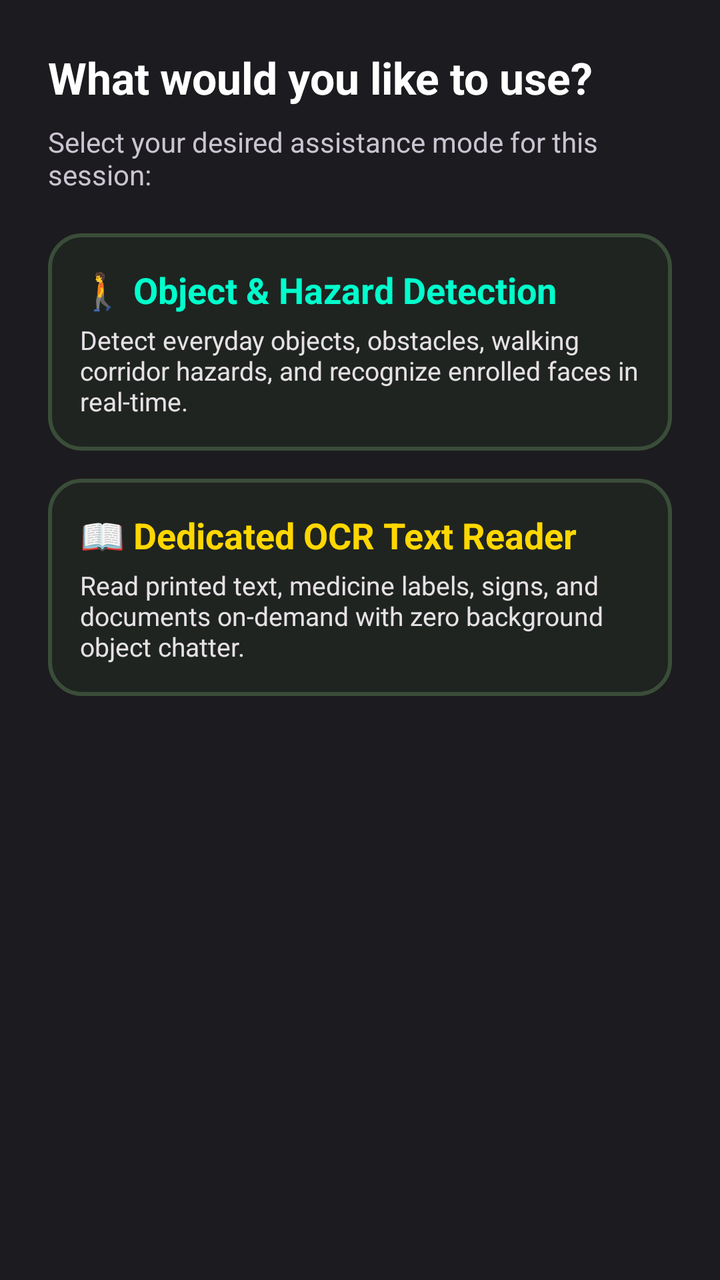
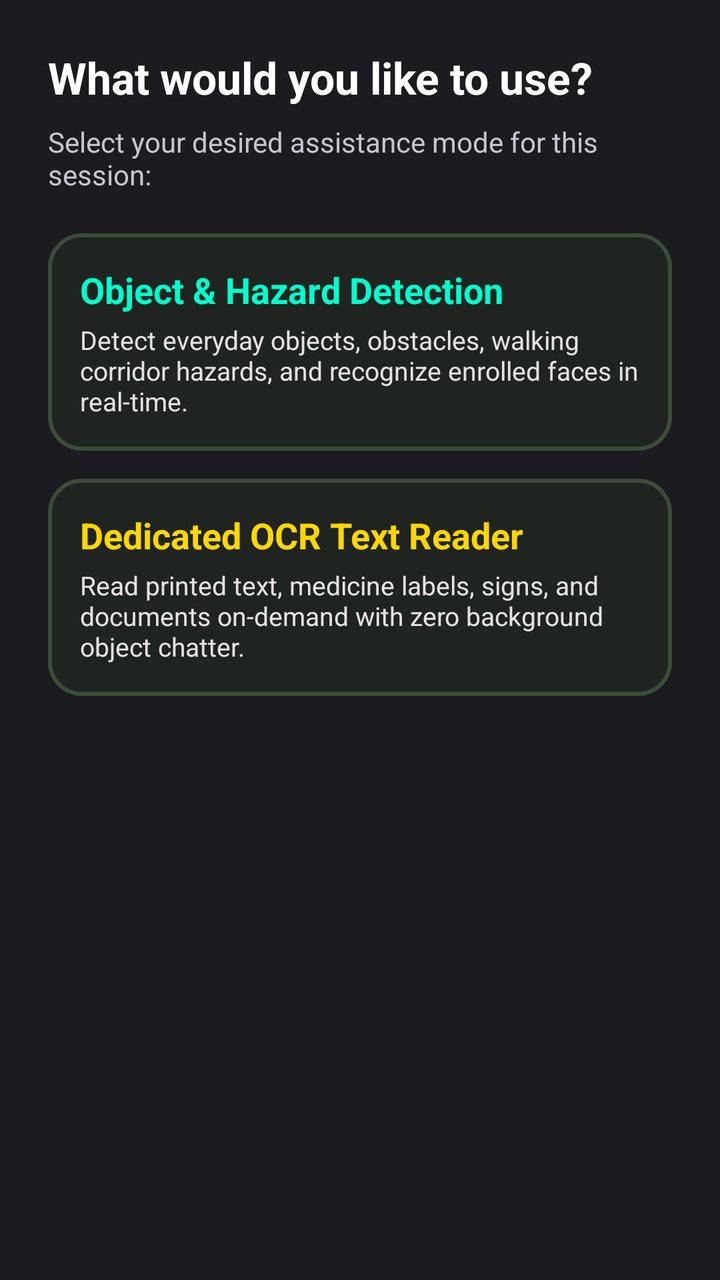

Screens rendered from an Android XML layout before and after an edit, with the pre-edit source and the edit as a unified diff.
<!-- AndroidManifest.xml: application theme Theme.BlindCap -->
<!-- res/layout/dialog_mode_select.xml -->
<?xml version="1.0" encoding="utf-8"?>
<LinearLayout xmlns:android="http://schemas.android.com/apk/res/android"
    android:layout_width="match_parent"
    android:layout_height="wrap_content"
    android:orientation="vertical"
    android:background="#1C1B1F"
    android:padding="24dp">

    <TextView
        android:layout_width="wrap_content"
        android:layout_height="wrap_content"
        android:text="What would you like to use?"
        android:textColor="#FFFFFF"
        android:textSize="22sp"
        android:textStyle="bold"
        android:paddingBottom="8dp" />

    <TextView
        android:layout_width="wrap_content"
        android:layout_height="wrap_content"
        android:text="Select your desired assistance mode for this session:"
        android:textColor="#CAC4D0"
        android:textSize="14sp"
        android:paddingBottom="20dp" />

    
    <LinearLayout
        android:id="@+id/cardOptionObjectNav"
        android:layout_width="match_parent"
        android:layout_height="wrap_content"
        android:orientation="vertical"
        android:background="@drawable/card_mode_bg"
        android:padding="16dp"
        android:layout_marginBottom="14dp"
        android:clickable="true"
        android:focusable="true">

        <TextView
            android:layout_width="wrap_content"
            android:layout_height="wrap_content"
            android:text="🚶 Object &amp; Hazard Detection"
            android:textColor="#00FFCC"
            android:textSize="18sp"
            android:textStyle="bold"
            android:paddingBottom="4dp" />

        <TextView
            android:layout_width="wrap_content"
            android:layout_height="wrap_content"
            android:text="Detect everyday objects, obstacles, walking corridor hazards, and recognize enrolled faces in real-time."
            android:textColor="#E6E1E5"
            android:textSize="13sp" />
    </LinearLayout>

    
    <LinearLayout
        android:id="@+id/cardOptionOcrReader"
        android:layout_width="match_parent"
        android:layout_height="wrap_content"
        android:orientation="vertical"
        android:background="@drawable/card_mode_bg"
        android:padding="16dp"
        android:layout_marginBottom="8dp"
        android:clickable="true"
        android:focusable="true">

        <TextView
            android:layout_width="wrap_content"
            android:layout_height="wrap_content"
            android:text="📖 Dedicated OCR Text Reader"
            android:textColor="#FFD700"
            android:textSize="18sp"
            android:textStyle="bold"
            android:paddingBottom="4dp" />

        <TextView
            android:layout_width="wrap_content"
            android:layout_height="wrap_content"
            android:text="Read printed text, medicine labels, signs, and documents on-demand with zero background object chatter."
            android:textColor="#E6E1E5"
            android:textSize="13sp" />
    </LinearLayout>

</LinearLayout>
<!-- resources referenced by this layout -->
<resources>
  <!-- drawable card_mode_bg (drawable) -->
  <shape xmlns:android="http://schemas.android.com/apk/res/android"
      android:shape="rectangle">
      <solid android:color="#1F2421" />
      <stroke
          android:width="2dp"
          android:color="#3A4D39" />
      <corners android:radius="16dp" />
  </shape>
  <style name="Theme.BlindCap" parent="Theme.MaterialComponents.DayNight.NoActionBar">
          <item name="android:statusBarColor">@color/black</item>
          <item name="android:navigationBarColor">@color/black</item>
      </style>
  <color name="black">#FF000000</color>
</resources>

<!-- the commit's change to res/layout/dialog_mode_select.xml (unified diff, before → after) -->
@@ -38,7 +38,7 @@
         <TextView
             android:layout_width="wrap_content"
             android:layout_height="wrap_content"
-            android:text="🚶 Object &amp; Hazard Detection"
+            android:text="Object &amp; Hazard Detection"
             android:textColor="#00FFCC"
             android:textSize="18sp"
             android:textStyle="bold"
@@ -67,7 +67,7 @@
         <TextView
             android:layout_width="wrap_content"
             android:layout_height="wrap_content"
-            android:text="📖 Dedicated OCR Text Reader"
+            android:text="Dedicated OCR Text Reader"
             android:textColor="#FFD700"
             android:textSize="18sp"
             android:textStyle="bold"
